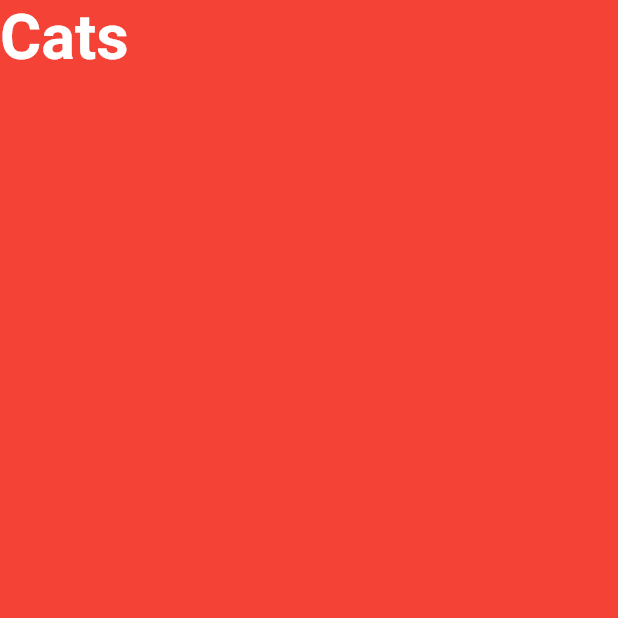
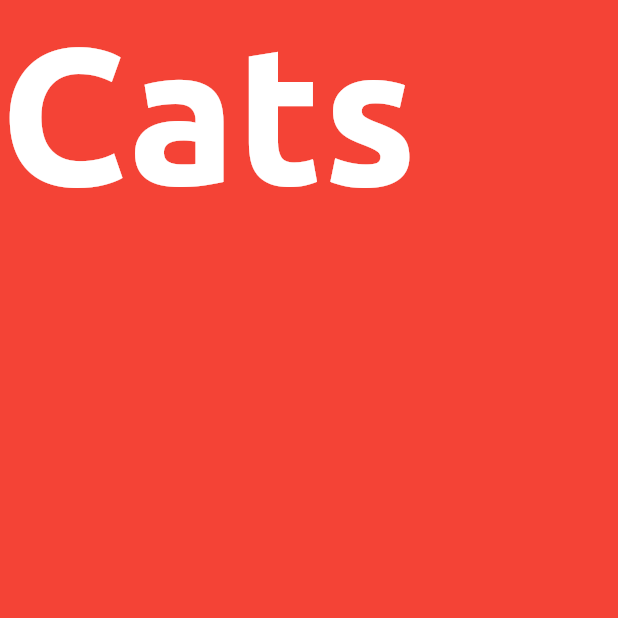
Before and after one commit to wisniewskipiotr/mobile-shelter-for-cats, a Flutter app: the screen it shows after launch, on a phone screen of 412 x 824 dp, the top half of it. Run offline on Flutter 3.47's test engine with Material 2 defaults, Android fonts, the phone set to English and light mode, and no system bars.

Commit message:
Raport 3

```diff
--- a/cat_adopt/lib/UI/cat_list.dart
+++ b/cat_adopt/lib/UI/cat_list.dart
@@ -1,4 +1,7 @@
+import 'package:catsadopt/service/api.dart';
 import 'package:flutter/material.dart';
+import 'package:catsadopt/models/cat.dart';
+import 'package:catsadopt/service/api.dart';
 
 
 
@@ -8,13 +11,28 @@ class CatList extends StatefulWidget {
 }
 class _CatListState extends State<CatList> {
 
+  List<Cat> _cats = [];
+
+  @override
+  void initState() {
+    super.initState();
+    _loadCats();
+  }
+
+    _loadCats() async {
+      String fileData = await DefaultAssetBundle.of(context).loadString("assets/cats.json");
+      for (Cat cat in CatApi.CatsList(fileData)){
+        _cats.add(cat);
+    }
+  }
+
   Widget _getAppTitleWidget() {
     return new Text(
       "Cats",
       style: new TextStyle(
         color: Colors.white,
         fontWeight: FontWeight.bold,
-          fontSize: 42.0,
+        fontSize: 130.0,
       ),
     );
 
--- a/cat_adopt/lib/main.dart
+++ b/cat_adopt/lib/main.dart
@@ -1,9 +1,9 @@
-import 'package:catadopt/UI/cat_list.dart';
+import 'package:catsadopt/UI/cat_list.dart';
 import 'package:flutter/material.dart';
 
 void main()async {
 
-runApp(new CatAdopt());
+  runApp(new CatAdopt());
 }
 
 
@@ -14,10 +14,12 @@ class CatAdopt extends StatelessWidget {
 
     return new MaterialApp(
       theme: new ThemeData(
-        primarySwatch: Colors.red,
-        accentColor: Colors.blueAccent),
+          primarySwatch: Colors.red,
+          accentColor: Colors.blueAccent,
+          fontFamily: 'Ubuntu'
+      ),
       home: new CatList(),
-      );
+    );
 
   }
 
--- /dev/null
+++ b/cat_adopt/lib/models/cat.dart
@@ -0,0 +1,25 @@
+
+import 'package:meta/meta.dart';
+
+
+class Cat {
+  final int externalId;
+  final String name;
+  final List<String> photos;
+  final String description;
+  final String avatarUrl;
+  final String location;
+  final bool isAdopted;
+
+  Cat({
+    @required this.externalId,
+    @required this.name,
+    @required this.photos,
+    @required this.description,
+    @required this.avatarUrl,
+    @required this.location,
+    @required this.isAdopted,
+
+
+  });
+}
--- /dev/null
+++ b/cat_adopt/lib/service/api.dart
@@ -0,0 +1,24 @@
+import 'dart:convert';
+import 'package:catsadopt/models/cat.dart';
+
+class CatApi {
+  static List<Cat> CatsList(String jsonData) {
+    List<Cat> cats = [];
+    json.decode(jsonData)['cats'].forEach((cat) => cats.add(_forMap(cat)));
+    return cats;
+
+  }
+    static Cat _forMap(Map<String, dynamic> map) {
+      return new Cat(
+        externalId: map['id'],
+        name: map['name'],
+        description: map['description'],
+        avatarUrl: map['iamge_url'],
+        location: map['location'],
+        isAdopted: map['adopted'],
+        photos: new List <String>.from(map['photos']),
+
+      );
+    }
+
+}
```
Also changed, not shown: cat_adopt/assets/cats.json (added, +31 -0 lines), cat_adopt/pubspec.yaml (+11 -1 lines), cat_adopt/fonts/Ubuntu-Bold.ttf (added), cat_adopt/fonts/Ubuntu-Regular.ttf (added), cat_adopt/pubspec.lock, 23 other files.
